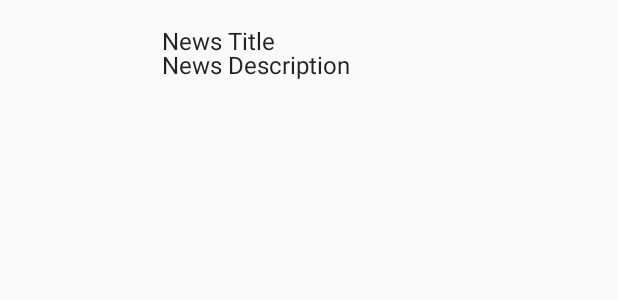
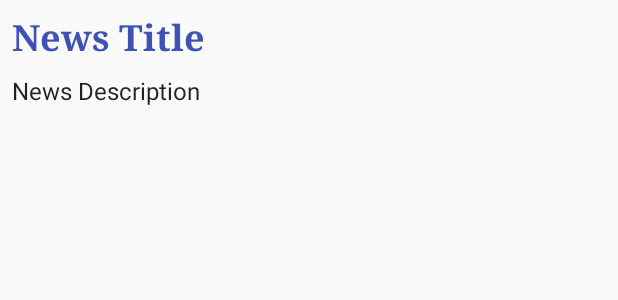
Before and after one commit to prespondek/NewsFeed, an Android app: the layout list_item_news.xml on its own in the app's theme, with its tools: preview values and no code run, on a phone screen of 412 x 824 dp. Shown: the top 300 px of the screen. Run offline under Robolectric (Android 15) with nearby library versions, the phone set to English and light mode, and no system bars.

Commit message:
cell formatting

```diff
--- a/app/src/main/res/layout/list_item_news.xml
+++ b/app/src/main/res/layout/list_item_news.xml
@@ -19,35 +19,50 @@
                 android:id="@+id/news_item_image"
                 android:layout_width="100dp"
                 android:layout_height="100dp"
-                android:layout_marginTop="16dp"
+                android:layout_marginEnd="8dp"
                 android:layout_marginStart="8dp"
+                android:layout_marginBottom="8dp"
+                android:layout_marginTop="8dp"
                 android:contentDescription="@string/new_item_image"
                 app:imageHref="@{newsItem.imageHref}"
                 android:scaleType="centerCrop"
-                app:layout_constraintStart_toStartOf="parent"
-                app:layout_constraintTop_toTopOf="parent"
-                app:layout_constraintEnd_toStartOf="@id/news_item_title"/>
+                app:layout_constraintEnd_toEndOf="parent"
+                app:layout_constraintBottom_toBottomOf="parent"/>
 
         <TextView
                 android:id="@+id/news_item_title"
                 android:layout_width="0dp"
                 android:layout_height="wrap_content"
+                android:layout_marginStart="8dp"
+                android:layout_marginTop="8dp"
                 android:layout_marginEnd="8dp"
+                android:layout_marginBottom="8dp"
+                android:fontFamily="serif"
                 android:text="@{newsItem.title}"
                 android:textAppearance="?attr/textAppearanceListItem"
+                android:textColor="#3F51B5"
+                android:textSize="24sp"
+                android:textStyle="bold"
+                app:layout_constraintBottom_toTopOf="@id/news_item_image"
                 app:layout_constraintEnd_toEndOf="parent"
-                tools:text="News Title" app:layout_constraintStart_toEndOf="@id/news_item_image"
-                app:layout_constraintTop_toTopOf="parent" android:layout_marginTop="16dp"/>
+                app:layout_constraintStart_toStartOf="parent"
+                app:layout_constraintTop_toTopOf="parent"
+                tools:text="News Title" />
         <TextView
                 android:id="@+id/news_item_description"
                 android:layout_width="0dp"
                 android:layout_height="0dp"
                 android:layout_marginEnd="8dp"
+                android:layout_marginStart="8dp"
+                android:layout_marginBottom="8dp"
+                android:layout_marginTop="8dp"
                 android:text="@{newsItem.description}"
                 android:textAppearance="?attr/textAppearanceListItem"
                 app:layout_constraintEnd_toEndOf="parent"
-                tools:text="News Description" app:layout_constraintStart_toEndOf="@id/news_item_image"
-                app:layout_constraintTop_toTopOf="@+id/news_item_title" android:layout_marginTop="16dp"
-                android:layout_marginBottom="8dp" app:layout_constraintBottom_toBottomOf="@+id/news_item_image"/>
+                tools:text="News Description"
+                app:layout_constraintStart_toStartOf="parent"
+                app:layout_constraintBottom_toBottomOf="parent"
+                app:layout_constraintTop_toBottomOf="@+id/news_item_title"
+                app:layout_constraintEnd_toStartOf="@id/news_item_image"/>
     </androidx.constraintlayout.widget.ConstraintLayout>
 </layout>
```
